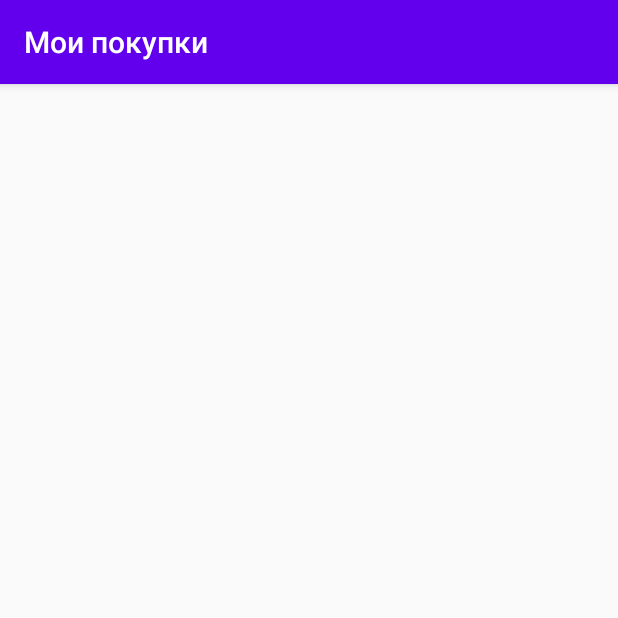
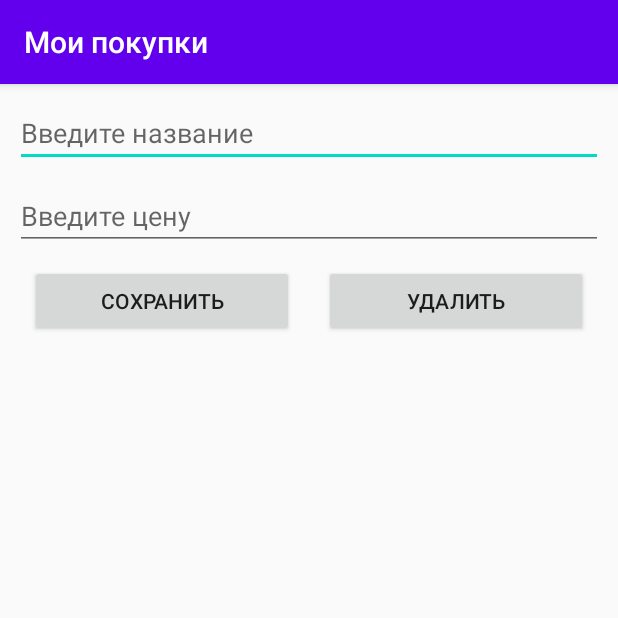
Before and after one commit to assssseeeee/MoneyTracker, an Android app: the ProductChangeActivity screen opened directly, with no data from a screen before it, on a phone screen of 412 x 824 dp, the top half of it. Run offline under Robolectric (Android 15) with nearby library versions, the phone set to English and light mode, and no system bars.

Commit message:
create activity product change

```diff
--- a/app/src/main/res/layout/activity_product_change.xml
+++ b/app/src/main/res/layout/activity_product_change.xml
@@ -1,9 +1,58 @@
 <?xml version="1.0" encoding="utf-8"?>
-<androidx.constraintlayout.widget.ConstraintLayout xmlns:android="http://schemas.android.com/apk/res/android"
+<androidx.constraintlayout.widget.ConstraintLayout
+
+    xmlns:android="http://schemas.android.com/apk/res/android"
     xmlns:app="http://schemas.android.com/apk/res-auto"
     xmlns:tools="http://schemas.android.com/tools"
     android:layout_width="match_parent"
     android:layout_height="match_parent"
+    android:layout_margin="@dimen/padding_small"
     tools:context=".activities.ProductChangeActivity">
 
+    <LinearLayout
+        android:layout_width="match_parent"
+        android:layout_height="match_parent"
+        android:orientation="vertical">
+
+        <EditText
+            android:id="@+id/changeProductNameEditText"
+            android:layout_width="match_parent"
+            android:layout_height="wrap_content"
+            android:layout_marginBottom="@dimen/padding_small"
+            android:hint="@string/hint_product_name" />
+
+        <EditText
+            android:id="@+id/changeProductPriceEditText"
+            android:layout_width="match_parent"
+            android:layout_height="wrap_content"
+            android:layout_marginBottom="@dimen/padding_small"
+            android:hint="@string/hint_product_price" />
+
+        <LinearLayout
+            android:layout_width="match_parent"
+            android:layout_height="match_parent"
+            android:orientation="horizontal">
+
+            <Button
+                android:id="@+id/saveProductButton"
+                android:layout_width="match_parent"
+                android:layout_height="wrap_content"
+                android:layout_marginStart="@dimen/padding_small"
+                android:layout_marginEnd="@dimen/padding_small"
+                android:layout_weight="1"
+                android:text="@string/button_save_product" />
+
+            <Button
+                android:id="@+id/deleteProductButton"
+                android:layout_width="match_parent"
+                android:layout_height="wrap_content"
+                android:layout_marginStart="@dimen/padding_small"
+                android:layout_marginEnd="@dimen/padding_small"
+                android:layout_weight="1"
+                android:text="@string/button_delete_product" />
+        </LinearLayout>
+
+    </LinearLayout>
+
+
 </androidx.constraintlayout.widget.ConstraintLayout>
--- a/app/src/main/res/values/strings.xml
+++ b/app/src/main/res/values/strings.xml
@@ -6,6 +6,8 @@
     <string name="menu_purchase_history">История покупок</string>
     <string name="menu_statistics_for_the_month">Статистика за месяц</string>
     <string name="menu_statistics_for_the_year">Статистика за год</string>
+    <string name="hint_product_name">Введите название</string>
+    <string name="hint_product_price">Введите цену</string>
 
     <!--Toasts-->
     <string name="toast_enter_product_name">Введите название товара</string>
@@ -13,4 +15,7 @@
     <string name="toast_product_updated">Запись обновлена</string>
     <string name="toast_product_saved">Запись сохранена</string>
 
+    <!--Buttons-->
+    <string name="button_save_product">сохранить</string>
+    <string name="button_delete_product">удалить</string>
 </resources>
```
